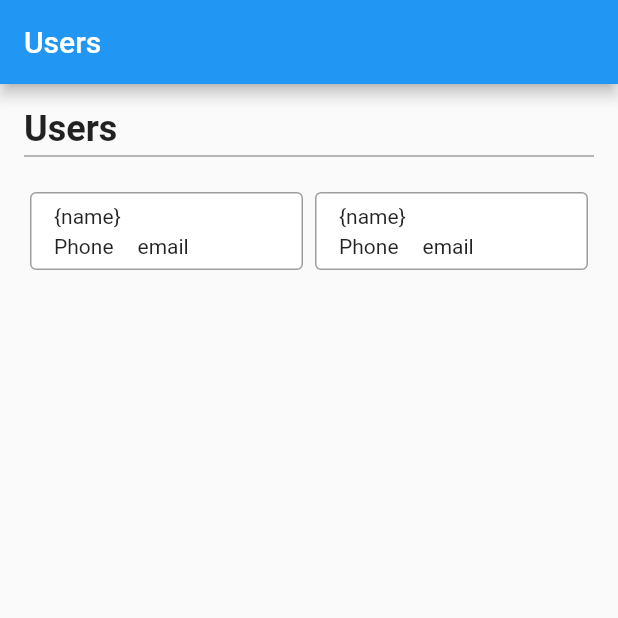
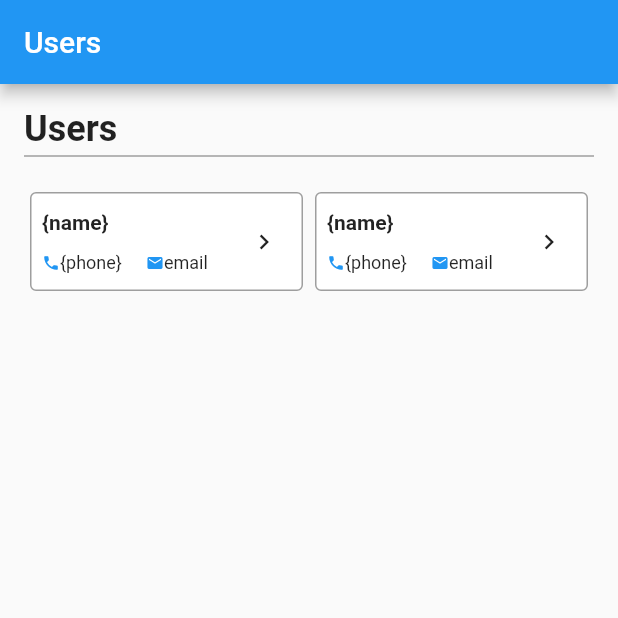
Before and after one commit to krisleland/lightspeed_demo, a Flutter app: the screen it shows after launch, on a phone screen of 412 x 824 dp, the top half of it. Run offline on Flutter 3.47's test engine with Material 2 defaults, Android fonts, the light colour scheme and no system bars.

Commit message:
working on the expansion of the user cards

```diff
--- a/lib/pages/users_page.dart
+++ b/lib/pages/users_page.dart
@@ -19,7 +19,7 @@ class UsersPage extends StatelessWidget {
               mainAxisAlignment: MainAxisAlignment.start,
               crossAxisAlignment: CrossAxisAlignment.start,
               children:<Widget>[
-                const Text('Users', style: const TextStyle(fontSize: 24, fontWeight: FontWeight.bold)),
+                const Text('Users', style: TextStyle(fontSize: 24, fontWeight: FontWeight.bold)),
                 const Divider(
                   height: 8,
                   thickness: 1,
--- a/lib/widgets/user_card.dart
+++ b/lib/widgets/user_card.dart
@@ -1,38 +1,151 @@
 import 'package:flutter/material.dart';
 
-class UserCard extends StatelessWidget {
+class UserCard extends StatefulWidget {
   const UserCard({Key? key}) : super(key: key);
+
+  @override
+  State<UserCard> createState() => _UserCardState();
+}
+
+class _UserCardState extends State<UserCard> {
+  bool expanded = false;
 
   @override
   Widget build(BuildContext context) {
     return Card(
-      shape: RoundedRectangleBorder(side: const BorderSide(color: Colors.grey, width: 1), borderRadius: BorderRadius.circular(4)),
+      shape: RoundedRectangleBorder(
+          side: const BorderSide(color: Colors.grey, width: 1),
+          borderRadius: BorderRadius.circular(4)),
       elevation: 0,
       child: Padding(
-        padding: const EdgeInsets.symmetric(horizontal: 16, vertical: 8),
+        padding: const EdgeInsets.symmetric(horizontal: 8, vertical: 12),
         child: Row(
           children: [
             Expanded(
               child: Column(
                 crossAxisAlignment: CrossAxisAlignment.start,
                 children: [
-                  const Text('{name}'),
-                  const SizedBox(height: 4,),
+                  const Text(
+                    '{name}',
+                    style: TextStyle(fontWeight: FontWeight.bold),
+                  ),
+                  const SizedBox(
+                    height: 12,
+                  ),
                   Row(
                     children: const [
-                      Text('Phone'),
+                      Icon(
+                        Icons.phone,
+                        color: Colors.blue,
+                        size: 12,
+                      ),
+                      Text(
+                        '{phone}',
+                        style: TextStyle(fontSize: 12),
+                      ),
                       SizedBox(
                         width: 16,
                       ),
-                      Text('email')
+                      Icon(
+                        Icons.email,
+                        color: Colors.blue,
+                        size: 12,
+                      ),
+                      Text(
+                        'email',
+                        style: TextStyle(fontSize: 12),
+                      )
                     ],
-                  )
+                  ),
+                  UserCardExpansion(expand: expanded, child: const Text('{address}'),)
                 ],
               ),
-            )
+            ),
+            Padding(
+                padding: const EdgeInsets.only(right: 8),
+                child: GestureDetector(
+                    onTap: () => setState(() {
+                          expanded = !expanded;
+                        }),
+                    child: const Icon(
+                      Icons.chevron_right,
+                      size: 20,
+                    )))
           ],
         ),
       ),
     );
   }
 }
+
+class UserCardExpansion extends StatefulWidget {
+  final Widget? child;
+  final bool expand;
+
+  const UserCardExpansion({Key? key, this.child, this.expand = false}) : super(key: key);
+
+  @override
+  _UserCardExpansionState createState() => _UserCardExpansionState();
+}
+
+class _UserCardExpansionState extends State<UserCardExpansion> with SingleTickerProviderStateMixin {
+  late AnimationController controller;
+  late Animation<double> animation;
+
+  @override
+  void initState() {
+    super.initState();
+    prepareAnimations();
+  }
+
+  void prepareAnimations() {
+    controller = AnimationController(
+        vsync: this,
+        duration: const Duration(milliseconds: 500)
+    );
+    Animation<double> curve = CurvedAnimation(
+      parent: controller,
+      curve: Curves.fastOutSlowIn,
+    );
+    animation = Tween(begin: 0.0, end: 1.0).animate(curve)
+      ..addListener(() {
+        setState(() {
+
+        });
+      }
+      );
+  }
+
+  @override
+  void didUpdateWidget(UserCardExpansion oldWidget) {
+    super.didUpdateWidget(oldWidget);
+    if(widget.expand) {
+      controller.forward();
+    }
+    else {
+      controller.reverse();
+    }
+  }
+
+  @override
+  void dispose() {
+    controller.dispose();
+    super.dispose();
+  }
+
+  @override
+  Widget build(BuildContext context) {
+    return Container();
+  }
+}
+
+
+// class UserCardExpansion extends StatefulWidget {
+//   final Widget? child;
+//   final bool expand;
+//
+//   const UserCardExpansion({Key? key, this.expand = false, this.child}) : super(key: key);
+//
+//   @override
+//   _UserCardExpansionS
+// }
```
